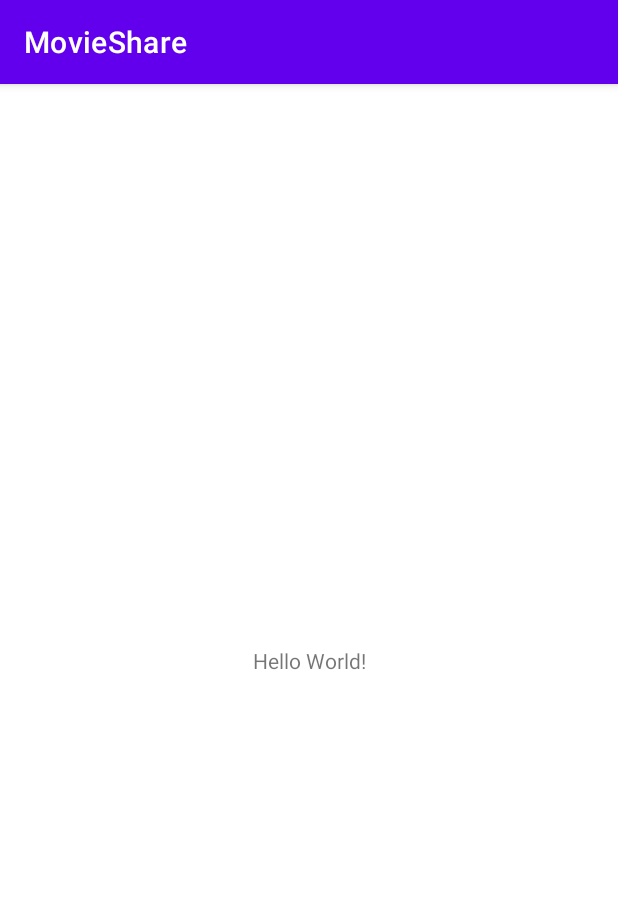
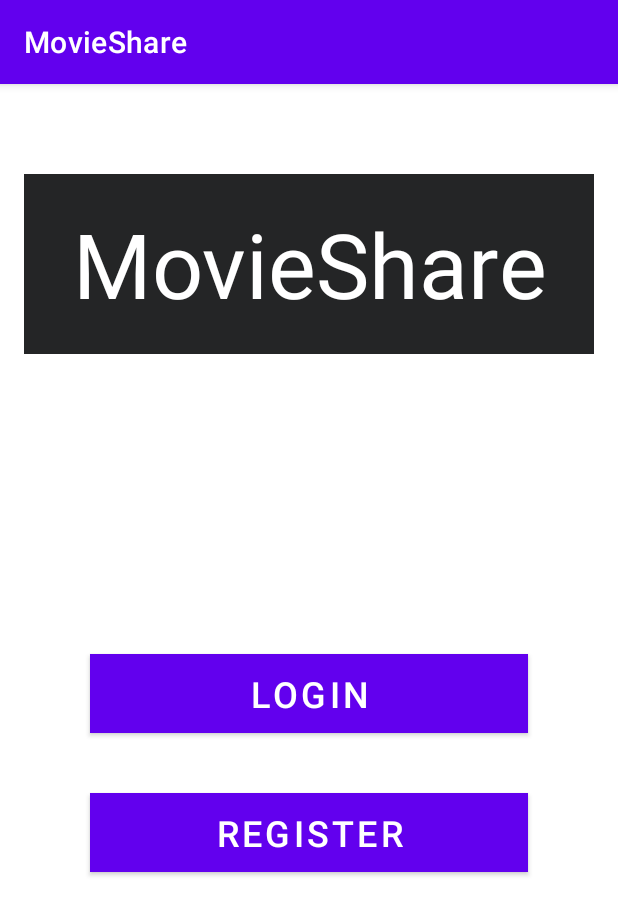
Before and after one commit to YaronZandberg/MovieShare, an Android app: the screen it shows after launch (MainActivity), on a phone screen of 412 x 824 dp. Shown: the top 915 px of the screen. Run offline under Robolectric (Android 15) with nearby library versions, the phone set to English and light mode, and no system bars.

Commit message:
Done: 1. Create two fragments: LoginFragment & RegisterFragment. 2. Create an action from LoginFragment to RegisterFragment by clicking on register button. 3. Create a nav graph with a nav host in order to define the fragment flow.

```diff
--- a/app/src/main/java/com/example/movieshare/MainActivity.java
+++ b/app/src/main/java/com/example/movieshare/MainActivity.java
@@ -1,14 +1,21 @@
 package com.example.movieshare;
 
 import androidx.appcompat.app.AppCompatActivity;
+import androidx.navigation.NavController;
+import androidx.navigation.fragment.NavHostFragment;
 
 import android.os.Bundle;
 
 public class MainActivity extends AppCompatActivity {
+    private NavController navController;
 
     @Override
     protected void onCreate(Bundle savedInstanceState) {
         super.onCreate(savedInstanceState);
         setContentView(R.layout.activity_main);
+
+        NavHostFragment navHostFragment =
+                (NavHostFragment) getSupportFragmentManager().findFragmentById(R.id.main_navhost);
+        this.navController = navHostFragment.getNavController();
     }
 }
--- /dev/null
+++ b/app/src/main/java/com/example/movieshare/fragments/LoginFragment.java
@@ -0,0 +1,34 @@
+package com.example.movieshare.fragments;
+
+import android.os.Bundle;
+
+import androidx.fragment.app.Fragment;
+import androidx.navigation.NavDirections;
+import androidx.navigation.Navigation;
+
+import android.view.LayoutInflater;
+import android.view.View;
+import android.view.ViewGroup;
+import android.widget.Toast;
+
+import com.example.movieshare.databinding.FragmentLoginBinding;
+
+public class LoginFragment extends Fragment {
+    private FragmentLoginBinding viewBindings;
+
+    @Override
+    public View onCreateView(LayoutInflater inflater, ViewGroup container, Bundle savedInstanceState) {
+        this.viewBindings = FragmentLoginBinding.inflate(inflater, container, false);
+        this.viewBindings.loginFragmentLoginBtn.setOnClickListener(view ->
+                Toast.makeText(getContext(), "Login button has been clicked", Toast.LENGTH_LONG)
+                        .show());
+        this.viewBindings.loginFragmentRegisterBtn.setOnClickListener(view -> {
+            NavDirections action = LoginFragmentDirections.actionLoginFragmentToRegisterFragment();
+            Navigation.findNavController(viewBindings.loginFragmentRegisterBtn).navigate(action);
+            Toast.makeText(getContext(), "Register button has been clicked", Toast.LENGTH_LONG)
+                    .show();
+        });
+
+        return this.viewBindings.getRoot();
+    }
+}
--- a/app/src/main/res/layout/activity_main.xml
+++ b/app/src/main/res/layout/activity_main.xml
@@ -1,18 +1,16 @@
 <?xml version="1.0" encoding="utf-8"?>
-<androidx.constraintlayout.widget.ConstraintLayout xmlns:android="http://schemas.android.com/apk/res/android"
+<androidx.appcompat.widget.LinearLayoutCompat xmlns:android="http://schemas.android.com/apk/res/android"
     xmlns:app="http://schemas.android.com/apk/res-auto"
     xmlns:tools="http://schemas.android.com/tools"
     android:layout_width="match_parent"
     android:layout_height="match_parent"
     tools:context=".MainActivity">
 
-    <TextView
-        android:layout_width="wrap_content"
-        android:layout_height="wrap_content"
-        android:text="Hello World!"
-        app:layout_constraintBottom_toBottomOf="parent"
-        app:layout_constraintEnd_toEndOf="parent"
-        app:layout_constraintStart_toStartOf="parent"
-        app:layout_constraintTop_toTopOf="parent" />
-
-</androidx.constraintlayout.widget.ConstraintLayout>
+    <androidx.fragment.app.FragmentContainerView
+        android:id="@+id/main_navhost"
+        android:name="androidx.navigation.fragment.NavHostFragment"
+        android:layout_width="match_parent"
+        android:layout_height="match_parent"
+        app:defaultNavHost="true"
+        app:navGraph="@navigation/nav_graph" />
+</androidx.appcompat.widget.LinearLayoutCompat>
--- /dev/null
+++ b/app/src/main/res/layout/fragment_login.xml
@@ -0,0 +1,55 @@
+<?xml version="1.0" encoding="utf-8"?>
+<androidx.constraintlayout.widget.ConstraintLayout xmlns:android="http://schemas.android.com/apk/res/android"
+    xmlns:app="http://schemas.android.com/apk/res-auto"
+    xmlns:tools="http://schemas.android.com/tools"
+    android:layout_width="match_parent"
+    android:layout_height="match_parent"
+    android:background="#FFFFFF"
+    tools:context=".fragments.LoginFragment">
+
+    <TextView
+        android:id="@+id/login_fragment_headline"
+        android:layout_width="0dp"
+        android:layout_height="120dp"
+        android:layout_marginStart="16dp"
+        android:layout_marginTop="60dp"
+        android:layout_marginEnd="16dp"
+        android:background="#242526"
+        android:gravity="center"
+        android:text="MovieShare"
+        android:textColor="@color/white"
+        android:textSize="60sp"
+        app:layout_constraintEnd_toEndOf="parent"
+        app:layout_constraintHorizontal_bias="1.0"
+        app:layout_constraintStart_toStartOf="parent"
+        app:layout_constraintTop_toTopOf="parent" />
+
+    <Button
+        android:id="@+id/login_fragment_login_btn"
+        android:layout_width="0dp"
+        android:layout_height="wrap_content"
+        android:layout_marginStart="60dp"
+        android:layout_marginTop="200dp"
+        android:layout_marginEnd="60dp"
+        android:background="#3164F4"
+        android:text="Login"
+        android:textSize="24sp"
+        app:layout_constraintEnd_toEndOf="parent"
+        app:layout_constraintStart_toStartOf="parent"
+        app:layout_constraintTop_toBottomOf="@+id/login_fragment_headline" />
+
+    <Button
+        android:id="@+id/login_fragment_register_btn"
+        android:layout_width="0dp"
+        android:layout_height="wrap_content"
+        android:layout_marginStart="60dp"
+        android:layout_marginTop="40dp"
+        android:layout_marginEnd="60dp"
+        android:background="#3164F4"
+        android:text="Register"
+        android:textSize="24sp"
+        app:layout_constraintEnd_toEndOf="parent"
+        app:layout_constraintHorizontal_bias="0.0"
+        app:layout_constraintStart_toStartOf="parent"
+        app:layout_constraintTop_toBottomOf="@+id/login_fragment_login_btn" />
+</androidx.constraintlayout.widget.ConstraintLayout>
--- /dev/null
+++ b/app/src/main/res/navigation/nav_graph.xml
@@ -0,0 +1,22 @@
+<?xml version="1.0" encoding="utf-8"?>
+<navigation xmlns:android="http://schemas.android.com/apk/res/android"
+    xmlns:app="http://schemas.android.com/apk/res-auto"
+    xmlns:tools="http://schemas.android.com/tools"
+    android:id="@+id/nav_graph"
+    app:startDestination="@id/loginFragment">
+
+    <fragment
+        android:id="@+id/loginFragment"
+        android:name="com.example.movieshare.fragments.LoginFragment"
+        android:label="fragment_login"
+        tools:layout="@layout/fragment_login" >
+        <action
+            android:id="@+id/action_loginFragment_to_registerFragment"
+            app:destination="@id/registerFragment" />
+    </fragment>
+    <fragment
+        android:id="@+id/registerFragment"
+        android:name="com.example.movieshare.fragments.RegisterFragment"
+        android:label="fragment_register"
+        tools:layout="@layout/fragment_register" />
+</navigation>
--- a/app/src/main/res/values/strings.xml
+++ b/app/src/main/res/values/strings.xml
@@ -1,3 +1,5 @@
 <resources>
     <string name="app_name">MovieShare</string>
+    <!-- TODO: Remove or change this placeholder text -->
+    <string name="hello_blank_fragment">Hello blank fragment</string>
 </resources>
```
Also changed, not shown: app/src/main/java/com/example/movieshare/fragments/RegisterFragment.java (added, +25 -0 lines), app/src/main/res/layout/fragment_register.xml (added, +110 -0 lines), app/src/main/res/drawable/avatar.png (added).
